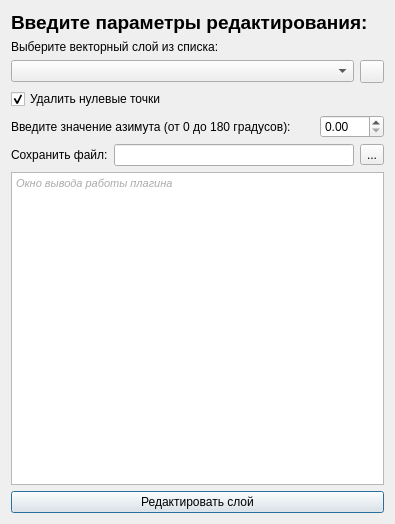
First picture: the form in bpla_plugin_flights_dialog_base.ui, repository vedmitt/Argest, before the edit.
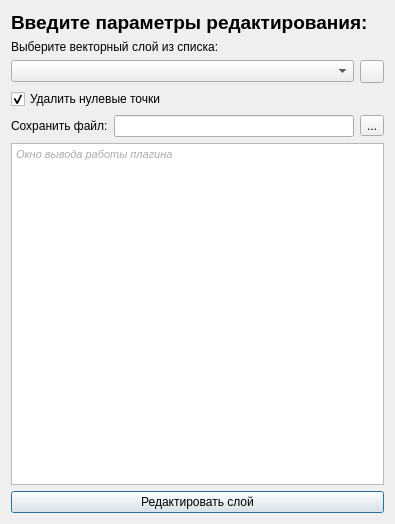
Second picture: the form after the edit. Icons and pictures are not drawn.

Commit message: feat: вывод в цвете

Diff of the .ui file:
```diff
--- a/bpla_plugin_flights_dialog_base.ui
+++ b/bpla_plugin_flights_dialog_base.ui
@@ -63,40 +63,6 @@
      </property>
     </widget>
    </item>
-   <item>
-    <layout class="QHBoxLayout" name="horizontalLayout_4">
-     <item>
-      <widget class="QLabel" name="label_4">
-       <property name="text">
-        <string>Введите значение азимута (от 0 до 180 градусов): </string>
-       </property>
-      </widget>
-     </item>
-     <item>
-      <spacer name="horizontalSpacer">
-       <property name="orientation">
-        <enum>Qt::Horizontal</enum>
-       </property>
-       <property name="sizeHint" stdset="0">
-        <size>
-         <width>40</width>
-         <height>20</height>
-        </size>
-       </property>
-      </spacer>
-     </item>
-     <item>
-      <widget class="QDoubleSpinBox" name="doubleSpinBox">
-       <property name="autoFillBackground">
-        <bool>false</bool>
-       </property>
-       <property name="maximum">
-        <double>180.000000000000000</double>
-       </property>
-      </widget>
-     </item>
-    </layout>
-   </item>
    <item>
     <layout class="QHBoxLayout" name="horizontalLayout">
      <item>
```
The commit also changes 2 other files.
